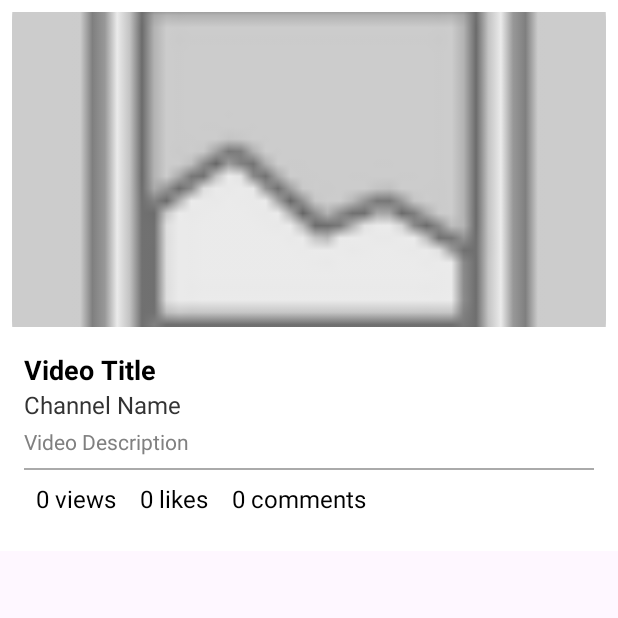
After one commit to mshubhr/VideoApp, an Android app: the fragment videoFrag shown on its own in the app's theme, on a phone screen of 412 x 824 dp, the top half of it. The commit adds this screen. Run offline under Robolectric (Android 15) with nearby library versions, the phone set to English and light mode, and no system bars.

Commit message:
Initial design

```diff
--- a/app/build.gradle.kts
+++ b/app/build.gradle.kts
@@ -50,5 +50,7 @@ dependencies {
     implementation(libs.postgrest.kt)
     implementation(libs.ktor.client.android)
     implementation(libs.kotlinx.serialization.json)
-    implementation (libs.lottie)
+    implementation(libs.exoplayer.core)
+    implementation(libs.exoplayer.ui)
+
 }
--- a/app/src/main/AndroidManifest.xml
+++ b/app/src/main/AndroidManifest.xml
@@ -13,6 +13,9 @@
         android:theme="@style/Theme.VideoApp"
         tools:targetApi="31">
         <activity
+            android:name=".PlayerActivity"
+            android:exported="false" />
+        <activity
             android:name=".MainActivity"
             android:exported="true">
             <intent-filter>
--- /dev/null
+++ b/app/src/main/java/com/project/videoapp/videoFrag.kt
@@ -0,0 +1,19 @@
+package com.project.videoapp
+
+import android.os.Bundle
+import androidx.fragment.app.Fragment
+import android.view.LayoutInflater
+import android.view.View
+import android.view.ViewGroup
+
+class videoFrag : Fragment() {
+
+    override fun onCreateView(
+        inflater: LayoutInflater, container: ViewGroup?,
+        savedInstanceState: Bundle?
+    ): View? {
+        // Inflate the layout for this fragment
+        return inflater.inflate(R.layout.fragment_video, container, false)
+    }
+
+}
--- /dev/null
+++ b/app/src/main/res/drawable/placeholder_thumbnail.xml
@@ -0,0 +1,18 @@
+<layer-list xmlns:android="http://schemas.android.com/apk/res/android">
+
+    <item>
+        <shape android:shape="rectangle">
+            <solid android:color="@color/light_gray" />
+            <corners android:radius="8dp" />
+        </shape>
+    </item>
+
+    <item android:gravity="center">
+        <bitmap
+            android:src="@android:drawable/ic_menu_gallery"
+            android:gravity="center"
+            android:layout_width="48dp"
+            android:layout_height="48dp"
+            android:layout_margin="16dp" />
+    </item>
+</layer-list>
--- /dev/null
+++ b/app/src/main/res/layout/fragment_video.xml
@@ -0,0 +1,103 @@
+<?xml version="1.0" encoding="utf-8"?>
+<LinearLayout
+    xmlns:android="http://schemas.android.com/apk/res/android"
+    android:layout_width="match_parent"
+    android:layout_height="wrap_content"
+    android:orientation="vertical"
+    android:padding="8dp"
+    android:background="@android:color/white">
+
+    <ImageView
+        android:id="@+id/thumbnail"
+        android:layout_width="match_parent"
+        android:layout_height="210dp"
+        android:scaleType="centerCrop"
+        android:src="@drawable/placeholder_thumbnail" />
+
+    <LinearLayout
+        android:layout_width="match_parent"
+        android:layout_height="wrap_content"
+        android:orientation="vertical"
+        android:padding="8dp">
+
+        <TextView
+            android:id="@+id/viewt"
+            android:layout_width="match_parent"
+            android:layout_height="wrap_content"
+            android:textSize="18sp"
+            android:textStyle="bold"
+            android:textColor="@color/black"
+            android:layout_marginTop="8dp"
+            android:text="Video Title" />
+
+        <TextView
+            android:id="@+id/textChannelName"
+            android:layout_width="match_parent"
+            android:layout_height="wrap_content"
+            android:textSize="16sp"
+            android:textColor="@color/dark_gray"
+            android:text="Channel Name" />
+
+        <TextView
+            android:id="@+id/textDescription"
+            android:layout_width="match_parent"
+            android:layout_height="wrap_content"
+            android:textSize="14sp"
+            android:textColor="@color/gray"
+            android:layout_marginTop="4dp"
+            android:maxLines="2"
+            android:ellipsize="end"
+            android:text="Video Description" />
+
+        <View
+            android:layout_width="match_parent"
+            android:layout_height="1dp"
+            android:background="@android:color/darker_gray"
+            android:layout_marginTop="8dp" />
+
+        <LinearLayout
+            android:layout_width="match_parent"
+            android:layout_height="wrap_content"
+            android:orientation="horizontal"
+            android:paddingTop="8dp"
+            android:paddingBottom="8dp">
+
+            <TextView
+                android:id="@+id/textViewsCount"
+                android:layout_width="wrap_content"
+                android:layout_height="wrap_content"
+                android:textSize="16sp"
+                android:textColor="@color/black"
+                android:drawablePadding="8dp"
+                android:paddingStart="8dp"
+                android:paddingEnd="8dp"
+                android:text="0 views" />
+
+            <TextView
+                android:id="@+id/textLikesCount"
+                android:layout_width="wrap_content"
+                android:layout_height="wrap_content"
+                android:textSize="16sp"
+                android:textColor="@color/black"
+                android:drawablePadding="8dp"
+                android:paddingStart="8dp"
+                android:paddingEnd="8dp"
+                android:text="0 likes" />
+
+            <!-- Comments Count (TextView) -->
+            <TextView
+                android:id="@+id/textCommentsCount"
+                android:layout_width="wrap_content"
+                android:layout_height="wrap_content"
+                android:textSize="16sp"
+                android:textColor="@color/black"
+                android:drawablePadding="8dp"
+                android:paddingStart="8dp"
+                android:paddingEnd="8dp"
+                android:text="0 comments" />
+
+        </LinearLayout>
+
+    </LinearLayout>
+
+</LinearLayout>
--- a/app/src/main/res/values/colors.xml
+++ b/app/src/main/res/values/colors.xml
@@ -2,4 +2,7 @@
 <resources>
     <color name="black">#FF000000</color>
     <color name="white">#FFFFFFFF</color>
+    <color name="gray">#808080</color>
+    <color name="dark_gray">#333333</color>
+    <color name="light_gray">#CCCCCC</color>
 </resources>
--- a/app/src/main/res/values/strings.xml
+++ b/app/src/main/res/values/strings.xml
@@ -1,3 +1,5 @@
 <resources>
     <string name="app_name">Video App</string>
+    <!-- TODO: Remove or change this placeholder text -->
+    <string name="hello_blank_fragment">Hello blank fragment</string>
 </resources>
--- a/gradle/libs.versions.toml
+++ b/gradle/libs.versions.toml
@@ -1,6 +1,7 @@
 [versions]
 agp = "8.4.0"
 bom = "2.3.1"
+exoplayerCore = "2.19.1"
 kotlin = "1.9.0"
 coreKtx = "1.13.1"
 junit = "4.13.2"
@@ -17,6 +18,8 @@ constraintlayout = "2.1.4"
 [libraries]
 androidx-core-ktx = { group = "androidx.core", name = "core-ktx", version.ref = "coreKtx" }
 bom = { module = "io.github.jan-tennert.supabase:bom", version.ref = "bom" }
+exoplayer-core = { module = "com.google.android.exoplayer:exoplayer-core", version.ref = "exoplayerCore" }
+exoplayer-ui = { module = "com.google.android.exoplayer:exoplayer-ui", version.ref = "exoplayerCore" }
 junit = { group = "junit", name = "junit", version.ref = "junit" }
 androidx-junit = { group = "androidx.test.ext", name = "junit", version.ref = "junitVersion" }
 androidx-espresso-core = { group = "androidx.test.espresso", name = "espresso-core", version.ref = "espressoCore" }
```
Also changed, not shown: app/src/main/java/com/project/videoapp/PlayerActivity.kt (added, +16 -0 lines), app/src/main/res/layout/activity_main.xml (+22 -6 lines), app/src/main/res/layout/activity_player.xml (added, +50 -0 lines).
